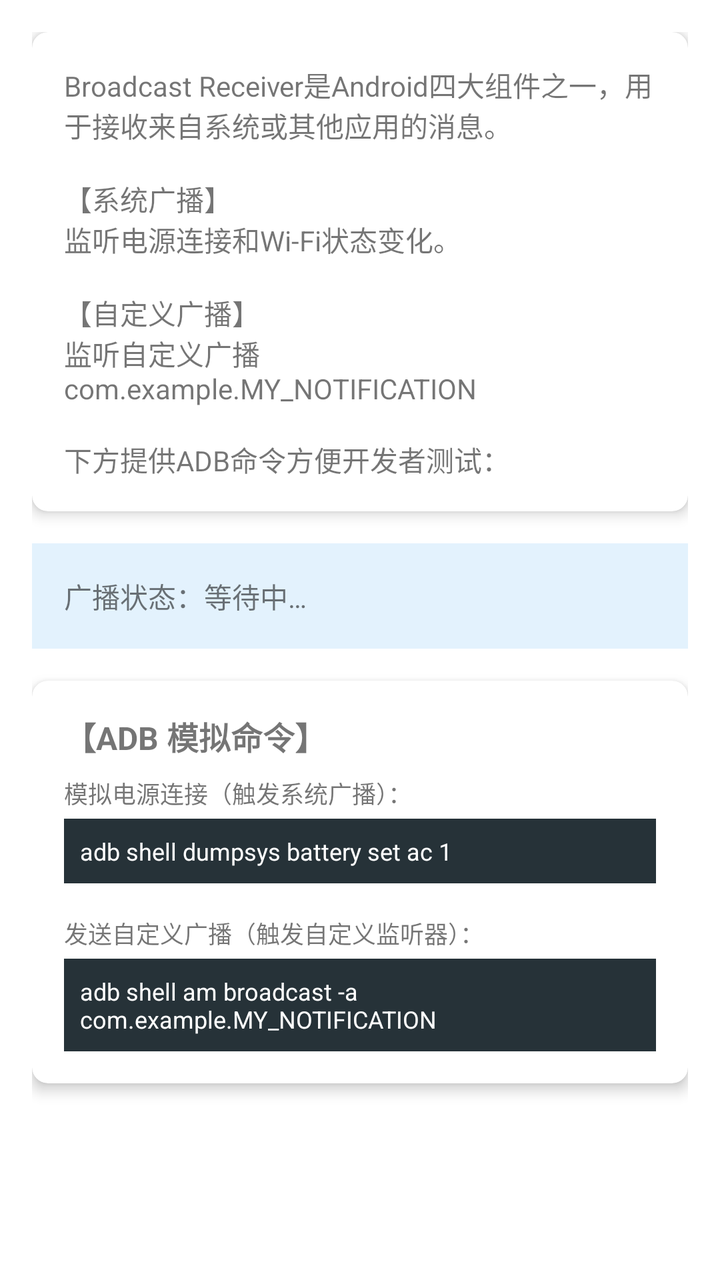
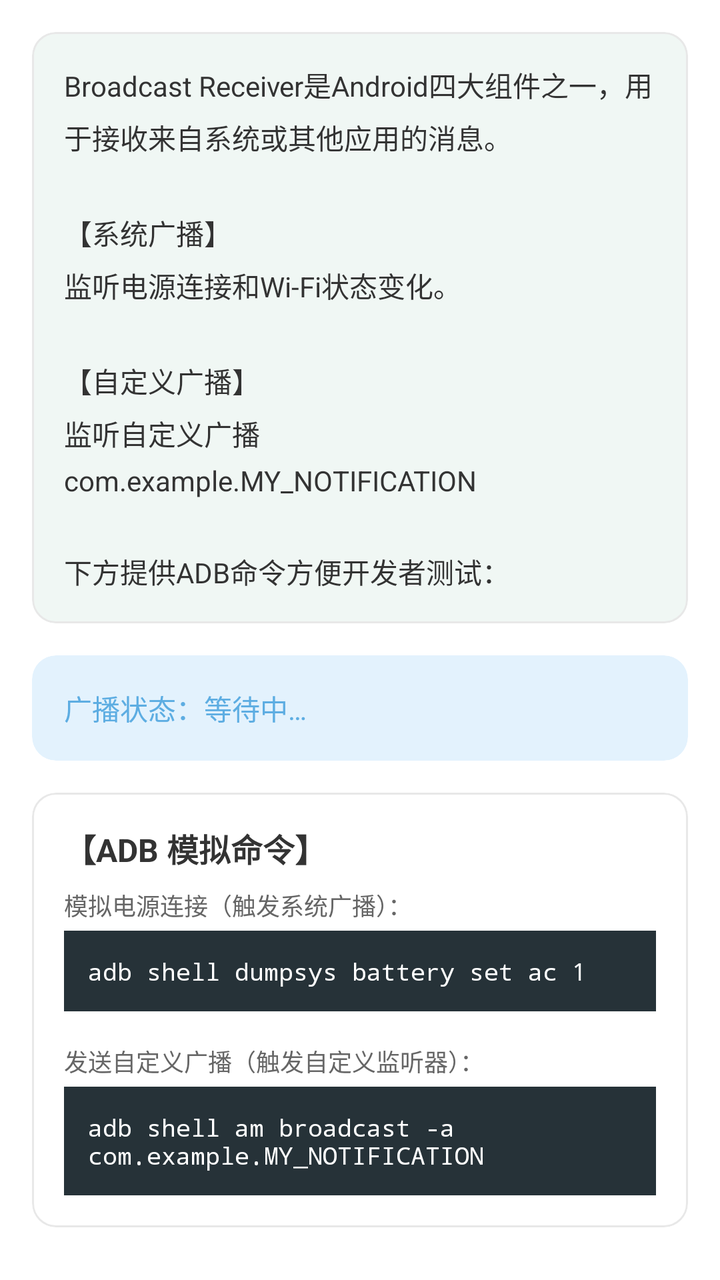

An Android layout rendered at two revisions. The XML below is the earlier revision; the diff shows what the commit changed to produce the second picture.
<!-- AndroidManifest.xml: application theme Theme.AndroidComponentDemo -->
<!-- res/layout/fragment_broadcast.xml -->
<?xml version="1.0" encoding="utf-8"?>
<ScrollView xmlns:android="http://schemas.android.com/apk/res/android"
    xmlns:app="http://schemas.android.com/apk/res-auto"
    android:layout_width="match_parent"
    android:layout_height="match_parent"
    android:fillViewport="true">

    <LinearLayout
        android:layout_width="match_parent"
        android:layout_height="wrap_content"
        android:orientation="vertical"
        android:padding="16dp">

        
        <androidx.cardview.widget.CardView
            android:layout_width="match_parent"
            android:layout_height="wrap_content"
            android:layout_marginBottom="16dp"
            app:cardCornerRadius="8dp"
            app:cardElevation="4dp">

            <TextView
                android:id="@+id/tv_broadcast_intro"
                android:layout_width="match_parent"
                android:layout_height="wrap_content"
                android:padding="16dp"
                android:text="@string/broadcast_intro"
                android:textSize="14sp" />

        </androidx.cardview.widget.CardView>

        
        <TextView
            android:id="@+id/tv_broadcast_status"
            android:layout_width="match_parent"
            android:layout_height="wrap_content"
            android:layout_marginBottom="16dp"
            android:background="#E3F2FD"
            android:padding="16dp"
            android:text="@string/broadcast_status"
            android:textSize="14sp" />

        
        <androidx.cardview.widget.CardView
            android:layout_width="match_parent"
            android:layout_height="wrap_content"
            android:layout_marginBottom="16dp"
            app:cardCornerRadius="8dp"
            app:cardElevation="4dp">

            <LinearLayout
                android:layout_width="match_parent"
                android:layout_height="wrap_content"
                android:orientation="vertical"
                android:padding="16dp">

                <TextView
                    android:layout_width="match_parent"
                    android:layout_height="wrap_content"
                    android:layout_marginBottom="8dp"
                    android:text="@string/adb_command_title"
                    android:textSize="16sp"
                    android:textStyle="bold" />

                <TextView
                    android:layout_width="match_parent"
                    android:layout_height="wrap_content"
                    android:layout_marginBottom="4dp"
                    android:text="@string/adb_power_title"
                    android:textSize="12sp" />

                <TextView
                    android:layout_width="match_parent"
                    android:layout_height="wrap_content"
                    android:layout_marginBottom="16dp"
                    android:background="#263238"
                    android:padding="8dp"
                    android:text="@string/adb_power_command"
                    android:textColor="#FFFFFF"
                    android:textSize="12sp" />

                <TextView
                    android:layout_width="match_parent"
                    android:layout_height="wrap_content"
                    android:layout_marginBottom="4dp"
                    android:text="@string/adb_custom_title"
                    android:textSize="12sp" />

                <TextView
                    android:layout_width="match_parent"
                    android:layout_height="wrap_content"
                    android:background="#263238"
                    android:padding="8dp"
                    android:text="@string/adb_custom_command"
                    android:textColor="#FFFFFF"
                    android:textSize="12sp" />

            </LinearLayout>

        </androidx.cardview.widget.CardView>

    </LinearLayout>

</ScrollView>
<!-- resources referenced by this layout -->
<resources>
  <string name="adb_command_title">【ADB 模拟命令】</string>
  <string name="adb_custom_command">adb shell am broadcast -a com.example.MY_NOTIFICATION</string>
  <string name="adb_custom_title">发送自定义广播（触发自定义监听器）：</string>
  <string name="adb_power_command">adb shell dumpsys battery set ac 1</string>
  <string name="adb_power_title">模拟电源连接（触发系统广播）：</string>
  <string name="broadcast_intro">Broadcast Receiver是Android四大组件之一，用于接收来自系统或其他应用的消息。\n\n【系统广播】\n监听电源连接和Wi-Fi状态变化。\n\n【自定义广播】\n监听自定义广播 com.example.MY_NOTIFICATION\n\n下方提供ADB命令方便开发者测试：</string>
  <string name="broadcast_status">广播状态：等待中…</string>
  <style name="Theme.AndroidComponentDemo" parent="Theme.MaterialComponents.DayNight.NoActionBar">
          
          <item name="colorPrimary">@color/purple_500</item>
          <item name="colorPrimaryVariant">@color/purple_700</item>
          <item name="colorOnPrimary">@color/white</item>
          
          <item name="colorSecondary">@color/teal_200</item>
          <item name="colorSecondaryVariant">@color/teal_700</item>
          <item name="colorOnSecondary">@color/black</item>
          
          <item name="android:statusBarColor">?attr/colorPrimaryVariant</item>
      </style>
  <color name="purple_500">#FF6200EE</color>
  <color name="purple_700">#FF3700B3</color>
  <color name="white">#FFFFFFFF</color>
  <color name="teal_200">#FF03DAC5</color>
  <color name="teal_700">#FF018786</color>
  <color name="black">#FF000000</color>
</resources>

<!-- the commit's change to res/layout/fragment_broadcast.xml (unified diff, before → after) -->
@@ -11,13 +11,11 @@
         android:orientation="vertical"
         android:padding="16dp">
 
-        
-        <androidx.cardview.widget.CardView
+        <com.google.android.material.card.MaterialCardView
             android:layout_width="match_parent"
             android:layout_height="wrap_content"
             android:layout_marginBottom="16dp"
-            app:cardCornerRadius="8dp"
-            app:cardElevation="4dp">
+            style="@style/IntroCardStyle">
 
             <TextView
                 android:id="@+id/tv_broadcast_intro"
@@ -25,28 +23,33 @@
                 android:layout_height="wrap_content"
                 android:padding="16dp"
                 android:text="@string/broadcast_intro"
-                android:textSize="14sp" />
+                android:textSize="14sp"
+                android:textColor="@color/text_primary"
+                android:lineSpacingMultiplier="1.3"/>
+        </com.google.android.material.card.MaterialCardView>
 
-        </androidx.cardview.widget.CardView>
-
-        
-        <TextView
-            android:id="@+id/tv_broadcast_status"
+        <com.google.android.material.card.MaterialCardView
             android:layout_width="match_parent"
             android:layout_height="wrap_content"
             android:layout_marginBottom="16dp"
-            android:background="#E3F2FD"
-            android:padding="16dp"
-            android:text="@string/broadcast_status"
-            android:textSize="14sp" />
+            app:cardCornerRadius="12dp"
+            app:cardBackgroundColor="@color/status_info_background"
+            app:cardElevation="0dp">
 
-        
-        <androidx.cardview.widget.CardView
+            <TextView
+                android:id="@+id/tv_broadcast_status"
+                android:layout_width="match_parent"
+                android:layout_height="wrap_content"
+                android:padding="16dp"
+                android:text="@string/broadcast_status"
+                android:textSize="14sp"
+                android:textColor="@color/info"/>
+        </com.google.android.material.card.MaterialCardView>
+
+        <com.google.android.material.card.MaterialCardView
             android:layout_width="match_parent"
             android:layout_height="wrap_content"
-            android:layout_marginBottom="16dp"
-            app:cardCornerRadius="8dp"
-            app:cardElevation="4dp">
+            style="@style/CardStyle">
 
             <LinearLayout
                 android:layout_width="match_parent"
@@ -60,44 +63,47 @@
                     android:layout_marginBottom="8dp"
                     android:text="@string/adb_command_title"
                     android:textSize="16sp"
-                    android:textStyle="bold" />
+                    android:textStyle="bold"
+                    android:textColor="@color/text_primary"/>
 
                 <TextView
                     android:layout_width="match_parent"
                     android:layout_height="wrap_content"
                     android:layout_marginBottom="4dp"
                     android:text="@string/adb_power_title"
-                    android:textSize="12sp" />
+                    android:textSize="12sp"
+                    android:textColor="@color/text_secondary"/>
 
                 <TextView
                     android:layout_width="match_parent"
                     android:layout_height="wrap_content"
                     android:layout_marginBottom="16dp"
-                    android:background="#263238"
-                    android:padding="8dp"
+                    android:background="@color/code_background"
+                    android:padding="12dp"
                     android:text="@string/adb_power_command"
-                    android:textColor="#FFFFFF"
-                    android:textSize="12sp" />
+                    android:textColor="@color/code_text"
+                    android:textSize="12sp"
+                    android:fontFamily="monospace"/>
 
                 <TextView
                     android:layout_width="match_parent"
                     android:layout_height="wrap_content"
                     android:layout_marginBottom="4dp"
                     android:text="@string/adb_custom_title"
-                    android:textSize="12sp" />
+                    android:textSize="12sp"
+                    android:textColor="@color/text_secondary"/>
 
                 <TextView
                     android:layout_width="match_parent"
                     android:layout_height="wrap_content"
-                    android:background="#263238"
-                    android:padding="8dp"
+                    android:background="@color/code_background"
+                    android:padding="12dp"
                     android:text="@string/adb_custom_command"
-                    android:textColor="#FFFFFF"
-                    android:textSize="12sp" />
-
+                    android:textColor="@color/code_text"
+                    android:textSize="12sp"
+                    android:fontFamily="monospace"/>
             </LinearLayout>
-
-        </androidx.cardview.widget.CardView>
+        </com.google.android.material.card.MaterialCardView>
 
     </LinearLayout>
 
<!-- resource entries referenced after the edit -->
@@ -1,5 +1,11 @@
 <!-- resources referenced by this layout -->
 <resources>
+  <color name="code_background">#263238</color>
+  <color name="code_text">#FFFFFF</color>
+  <color name="info">#5DADE2</color>
+  <color name="status_info_background">#E3F2FD</color>
+  <color name="text_primary">#333333</color>
+  <color name="text_secondary">#666666</color>
   <string name="adb_command_title">【ADB 模拟命令】</string>
   <string name="adb_custom_command">adb shell am broadcast -a com.example.MY_NOTIFICATION</string>
   <string name="adb_custom_title">发送自定义广播（触发自定义监听器）：</string>
@@ -7,23 +13,52 @@
   <string name="adb_power_title">模拟电源连接（触发系统广播）：</string>
   <string name="broadcast_intro">Broadcast Receiver是Android四大组件之一，用于接收来自系统或其他应用的消息。\n\n【系统广播】\n监听电源连接和Wi-Fi状态变化。\n\n【自定义广播】\n监听自定义广播 com.example.MY_NOTIFICATION\n\n下方提供ADB命令方便开发者测试：</string>
   <string name="broadcast_status">广播状态：等待中…</string>
+  <style name="CardStyle" parent="Widget.MaterialComponents.CardView">
+          <item name="cardCornerRadius">12dp</item>
+          <item name="cardElevation">0dp</item>
+          <item name="strokeWidth">1dp</item>
+          <item name="strokeColor">@color/card_stroke</item>
+          <item name="cardBackgroundColor">@color/card_background</item>
+      </style>
+  <style name="IntroCardStyle" parent="CardStyle">
+          <item name="cardBackgroundColor">@color/card_intro_background</item>
+      </style>
   <style name="Theme.AndroidComponentDemo" parent="Theme.MaterialComponents.DayNight.NoActionBar">
           
-          <item name="colorPrimary">@color/purple_500</item>
-          <item name="colorPrimaryVariant">@color/purple_700</item>
+          <item name="colorPrimary">@color/primary</item>
+          <item name="colorPrimaryVariant">@color/primary_dark</item>
           <item name="colorOnPrimary">@color/white</item>
           
-          <item name="colorSecondary">@color/teal_200</item>
-          <item name="colorSecondaryVariant">@color/teal_700</item>
-          <item name="colorOnSecondary">@color/black</item>
+          <item name="colorSecondary">@color/secondary</item>
+          <item name="colorSecondaryVariant">@color/secondary_dark</item>
+          <item name="colorOnSecondary">@color/white</item>
+          
+          <item name="android:windowBackground">@color/background</item>
+          <item name="colorSurface">@color/surface</item>
+          <item name="colorOnSurface">@color/text_primary</item>
+          
+          <item name="android:textColorPrimary">@color/text_primary</item>
+          <item name="android:textColorSecondary">@color/text_secondary</item>
+          <item name="android:textColorHint">@color/text_hint</item>
+          
+          <item name="colorAccent">@color/accent</item>
           
           <item name="android:statusBarColor">?attr/colorPrimaryVariant</item>
+          
+          <item name="android:navigationBarColor">@color/nav_background</item>
       </style>
-  <color name="purple_500">#FF6200EE</color>
-  <color name="purple_700">#FF3700B3</color>
+  <color name="card_stroke">#E8E8E8</color>
+  <color name="card_background">#FFFFFF</color>
+  <color name="card_intro_background">#F0F7F4</color>
+  <color name="primary">#2C3E50</color>
+  <color name="primary_dark">#1A252F</color>
   <color name="white">#FFFFFFFF</color>
-  <color name="teal_200">#FF03DAC5</color>
-  <color name="teal_700">#FF018786</color>
-  <color name="black">#FF000000</color>
+  <color name="secondary">#7FCFB5</color>
+  <color name="secondary_dark">#5AB89E</color>
+  <color name="background">#FCFAF7</color>
+  <color name="surface">#FFFFFF</color>
+  <color name="text_hint">#999999</color>
+  <color name="accent">#E8A87C</color>
+  <color name="nav_background">#FFFFFF</color>
 </resources>
 
